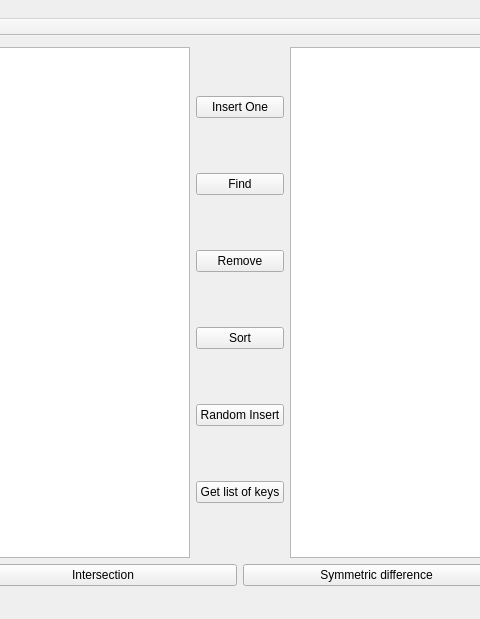
Before: the Qt Designer form mainwindow.ui in StasDzundza/Data-Structures-Visualizator, drawn with Qt 5; both pictures show x 315 to 795 and y 0 to 619 of the 1109 by 619 pixel window.
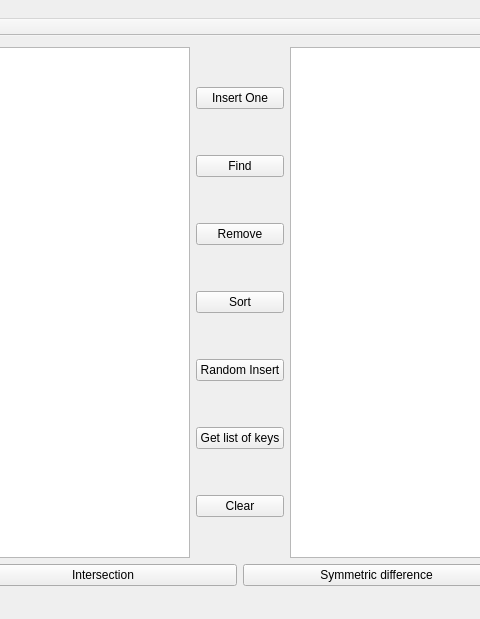
After: the same form once the commit is applied.

Commit message: added clear method and structure factory

Diff of the .ui file:
```diff
--- a/mainwindow.ui
+++ b/mainwindow.ui
@@ -64,6 +64,13 @@
           </property>
          </widget>
         </item>
+        <item>
+         <widget class="QPushButton" name="clearBTN">
+          <property name="text">
+           <string>Clear</string>
+          </property>
+         </widget>
+        </item>
        </layout>
       </item>
       <item>
```
The commit also changes 5 other files.
